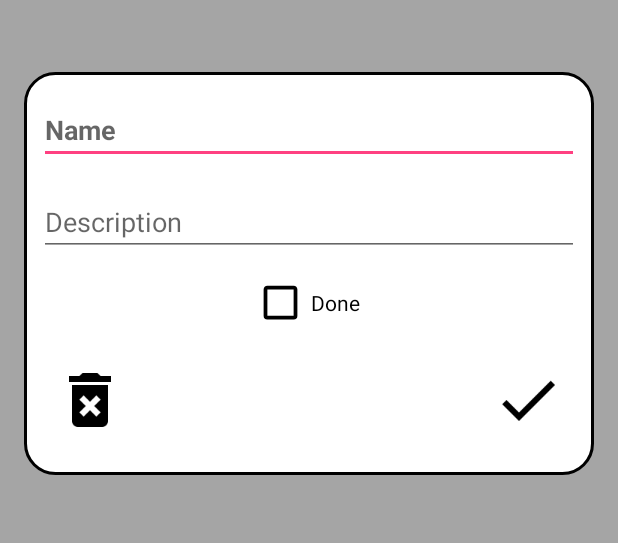
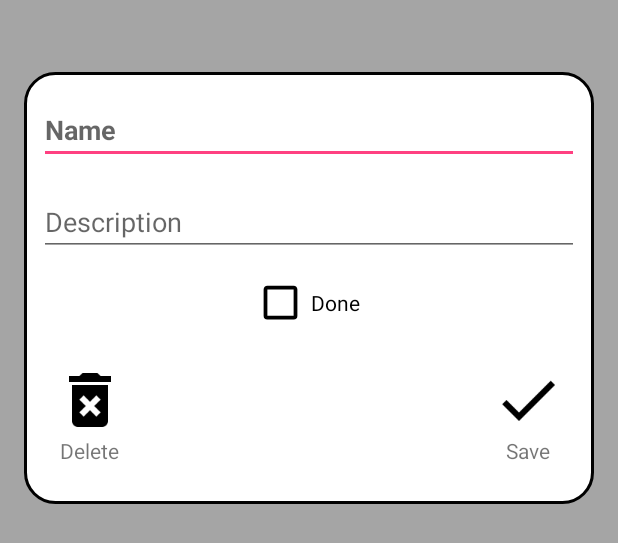
Before and after one commit to igormayachenkov/simple-list, an Android app: the layout f_item.xml on its own in the app's theme, with its tools: preview values and no code run, on a phone screen of 412 x 824 dp. Shown: the top 543 px of the screen. Run offline under Robolectric (Android 15) with nearby library versions, the phone set to English and light mode, and no system bars.

Commit message:
FItem: text labels added to save/delete buttons

```diff
--- a/list/src/main/res/layout/a_help.xml
+++ b/list/src/main/res/layout/a_help.xml
@@ -60,7 +60,8 @@
             android:layout_marginRight="20dp"
             android:background="#aaa"
             android:elevation="5dp"
-            android:padding="5dp" />
+            android:padding="5dp"
+            android:contentDescription="Logo" />
 
         <TextView
             android:layout_width="wrap_content"
--- a/list/src/main/res/layout/f_item.xml
+++ b/list/src/main/res/layout/f_item.xml
@@ -48,27 +48,45 @@
             android:layout_marginTop="@dimen/activity_vertical_margin"
             android:clipToPadding="false">
 
-            <ImageButton
-                android:id="@+id/btnDel"
+            <LinearLayout android:id="@+id/btnDel"
                 android:layout_width="wrap_content"
                 android:layout_height="wrap_content"
+                android:orientation="vertical"
+                android:gravity="center_horizontal"
                 android:layout_alignParentStart="true"
-                android:layout_centerVertical="true"
                 android:background="@drawable/bg_clickable"
-                android:padding="10dp"
-                android:src="@drawable/ic_delete_forever_black_48dp" />
+                android:padding="10dp">
+                <ImageView
+                    android:layout_width="wrap_content"
+                    android:layout_height="wrap_content"
+                    android:background="@drawable/bg_clickable"
+                    android:src="@drawable/ic_delete_forever_black_48dp"
+                    android:contentDescription="@string/item_button_delete"/>
+                <TextView
+                    android:layout_width="wrap_content"
+                    android:layout_height="wrap_content"
+                    android:text="@string/item_button_delete"/>
+            </LinearLayout>
 
-            <ImageButton
-                android:id="@+id/btnSave"
+            <LinearLayout android:id="@+id/btnSave"
                 android:layout_width="wrap_content"
                 android:layout_height="wrap_content"
+                android:orientation="vertical"
+                android:gravity="center_horizontal"
                 android:layout_alignParentEnd="true"
-                android:layout_centerVertical="true"
                 android:background="@drawable/bg_clickable"
-                android:clickable="true"
-                android:padding="10dp"
-                android:src="@drawable/ic_done_black_48dp"
-                android:focusable="true" />
+                android:padding="10dp">
+                <ImageView
+                    android:layout_width="wrap_content"
+                    android:layout_height="wrap_content"
+                    android:background="@drawable/bg_clickable"
+                    android:src="@drawable/ic_done_black_48dp"
+                    android:contentDescription="@string/item_button_save"/>
+                <TextView
+                    android:layout_width="wrap_content"
+                    android:layout_height="wrap_content"
+                    android:text="@string/item_button_save"/>
+            </LinearLayout>
 
         </RelativeLayout>
     </LinearLayout>
--- a/list/src/main/res/values/strings.xml
+++ b/list/src/main/res/values/strings.xml
@@ -35,6 +35,8 @@
     <string name="item_name_hint">Name</string>
     <string name="item_descr_hint">Description</string>
     <string name="item_checked_text">Done</string>
+    <string name="item_button_delete">Delete</string>
+    <string name="item_button_save">Save</string>
     <string name="item_error">The name can\'t be empty</string>
 
     <!-- LIST NAME DIALOG -->
```
Also changed, not shown: 1 other file.
